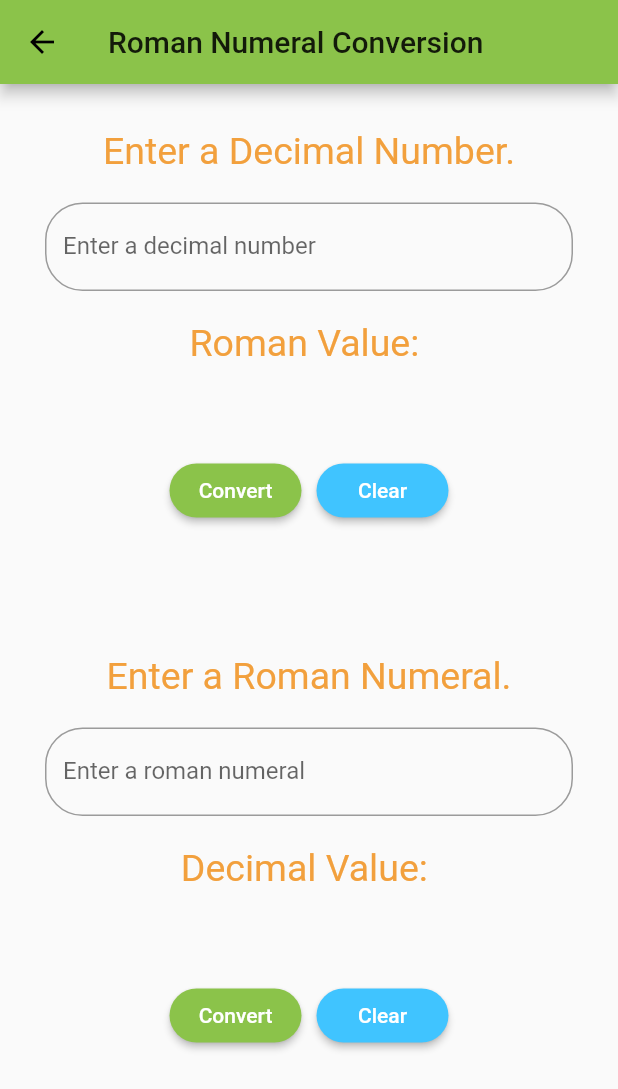
After one commit to fordp/romannumerals, a Flutter app: the RomanConversion screen opened directly, on a phone screen of 412 x 824 dp. The commit adds this screen. Shown: the top 1089 px of the screen. Run offline on Flutter 3.47's test engine with Material 2 defaults, Android fonts, the phone set to English and light mode, and no system bars; Roboto replaces fonts that are missing (Arvo).

Commit message:
Changed to single page for roman conversion.

```diff
--- a/lib/pages/decimal_to_roman.dart
+++ b/lib/pages/decimal_to_roman.dart
@@ -44,7 +44,9 @@ class _DecimalToRomanState extends State<DecimalToRoman> {
   }
 
   Widget textboxEntryArea() {
-    return new TextField(
+    return new Padding(
+      padding: const EdgeInsets.only(left: 20.0, right: 20.0),
+      child: new TextField(
         textInputAction: TextInputAction.go,
         decoration: new InputDecoration(
           labelText: "Enter a decimal number",
@@ -60,6 +62,7 @@ class _DecimalToRomanState extends State<DecimalToRoman> {
             }),
         keyboardType: TextInputType.number,
         style: new TextStyle(fontFamily: "Arvo"),
+      ),
     );
   }
 
@@ -93,7 +96,7 @@ class _DecimalToRomanState extends State<DecimalToRoman> {
 
   Widget convertButton() {
     return Padding(
-      padding: const EdgeInsets.all(10.0),
+      padding: const EdgeInsets.all(5.0),
       child: Builder(
         builder: (context) {
           return RaisedButton(
@@ -149,13 +152,13 @@ class _DecimalToRomanState extends State<DecimalToRoman> {
 
   Widget createConversionArea(BuildContext context) {
     return Container(
-      padding: EdgeInsets.all(30.0),
+      padding: EdgeInsets.all(10.0),
       // color: Colors.white,
       child: new Container(
         child: new Center(
           child: new Column(
             children: [
-              paddingEdgeInsetsTop(40.0),
+              paddingEdgeInsetsTop(20.0),
               new Text(
                 'Enter a Decimal Number.',
                 style:
--- a/lib/pages/home_page.dart
+++ b/lib/pages/home_page.dart
@@ -1,7 +1,8 @@
 import 'package:flutter/material.dart';
 
-import './decimal_to_roman.dart';
-import './roman_to_decimal.dart';
+// import './decimal_to_roman.dart';
+// import './roman_to_decimal.dart';
+import './roman_conversion.dart';
 
 class MyHomePage extends StatefulWidget {
   MyHomePage({Key key, this.title}) : super(key: key);
@@ -38,7 +39,7 @@ class _MyHomePageState extends State<MyHomePage> {
   Widget createBodyText() {
     return Flexible(
       child: new Text(
-        'This app will convert numbers between decimal and roman numerals.',
+        'This app does many numeric conversions.',
         style: TextStyle(
           fontFamily: 'Arvo',
           fontWeight: FontWeight.bold,
@@ -49,11 +50,49 @@ class _MyHomePageState extends State<MyHomePage> {
     );
   }
 
-  Widget createDecimalToRomanButton() {
+  // Widget createDecimalToRomanButton() {
+  //   return Container(
+  //     child: RaisedButton(
+  //       child: Text(
+  //         'Convert Decimal to Roman',
+  //         style: TextStyle(color: Colors.white),
+  //       ),
+  //       shape: new RoundedRectangleBorder(borderRadius: new BorderRadius.circular(25.0)),
+  //       color: Colors.lightGreen,
+  //       onPressed: () {
+  //         Navigator.push(
+  //           context,
+  //           MaterialPageRoute(builder: (context) => DecimalToRoman()),
+  //         );
+  //       },
+  //     ),
+  //   );
+  // }
+
+  // Widget createRomanToDecimalButton() {
+  //   return Container(
+  //     child: RaisedButton(
+  //       child: Text(
+  //         'Convert Roman to Decimal',
+  //         style: TextStyle(color: Colors.white),
+  //       ),
+  //       shape: new RoundedRectangleBorder(borderRadius: new BorderRadius.circular(25.0)),
+  //       color: Colors.lightGreen,
+  //       onPressed: () {
+  //         Navigator.push(
+  //           context,
+  //           MaterialPageRoute(builder: (context) => RomanToDecimal()),
+  //         );
+  //       },
+  //     ),
+  //   );
+  // }
+
+  Widget createRomanConversionButton() {
     return Container(
       child: RaisedButton(
         child: Text(
-          'Convert Decimal to Roman',
+          'Roman Conversion',
           style: TextStyle(color: Colors.white),
         ),
         shape: new RoundedRectangleBorder(borderRadius: new BorderRadius.circular(25.0)),
@@ -61,26 +100,7 @@ class _MyHomePageState extends State<MyHomePage> {
         onPressed: () {
           Navigator.push(
             context,
-            MaterialPageRoute(builder: (context) => DecimalToRoman()),
-          );
-        },
-      ),
-    );
-  }
-
-  Widget createRomanToDecimalButton() {
-    return Container(
-      child: RaisedButton(
-        child: Text(
-          'Convert Roman to Decimal',
-          style: TextStyle(color: Colors.white),
-        ),
-        shape: new RoundedRectangleBorder(borderRadius: new BorderRadius.circular(25.0)),
-        color: Colors.lightGreen,
-        onPressed: () {
-          Navigator.push(
-            context,
-            MaterialPageRoute(builder: (context) => RomanToDecimal()),
+            MaterialPageRoute(builder: (context) => RomanConversion()),
           );
         },
       ),
@@ -101,23 +121,33 @@ class _MyHomePageState extends State<MyHomePage> {
             ],
           ),
         ),
-        new Container(
-          padding: EdgeInsets.only(left: 30.0, right: 30.0),
-          child: new Row(
-            crossAxisAlignment: CrossAxisAlignment.start,
-            mainAxisAlignment: MainAxisAlignment.center,
-            children: <Widget>[
-              createDecimalToRomanButton(),
-            ],
-          ),
-        ),
+        // new Container(
+        //   padding: EdgeInsets.only(left: 30.0, right: 30.0),
+        //   child: new Row(
+        //     crossAxisAlignment: CrossAxisAlignment.start,
+        //     mainAxisAlignment: MainAxisAlignment.center,
+        //     children: <Widget>[
+        //       createDecimalToRomanButton(),
+        //     ],
+        //   ),
+        // ),
+        // new Container(
+        //   padding: EdgeInsets.only(top: 30.0, left: 30.0, right: 30.0),
+        //   child: new Row(
+        //     crossAxisAlignment: CrossAxisAlignment.start,
+        //     mainAxisAlignment: MainAxisAlignment.center,
+        //     children: <Widget>[
+        //       createRomanToDecimalButton(),
+        //     ],
+        //   ),
+        // ),
         new Container(
           padding: EdgeInsets.only(top: 30.0, left: 30.0, right: 30.0),
           child: new Row(
             crossAxisAlignment: CrossAxisAlignment.start,
             mainAxisAlignment: MainAxisAlignment.center,
             children: <Widget>[
-              createRomanToDecimalButton(),
+              createRomanConversionButton(),
             ],
           ),
         ),
--- /dev/null
+++ b/lib/pages/roman_conversion.dart
@@ -0,0 +1,342 @@
+import 'package:flutter/material.dart';
+import 'package:supacentre_app/widgets/helpers/convert_to_decimal.dart';
+import '../widgets/helpers/convert_to_roman.dart';
+
+class RomanConversion extends StatefulWidget {
+  @override
+  State<StatefulWidget> createState() {
+    return _RomanConversionState();
+  }
+}
+
+class _RomanConversionState extends State<RomanConversion> {
+  String _roman = "";
+  String _dec = "";
+
+  Widget createAppBar() {
+    return AppBar(
+      title: Text("Roman Numeral Conversion"),
+    );
+  }
+
+  Color hexToColor(String code) {
+    return new Color(int.parse(code.substring(1, 7), radix: 16) + 0xFF000000);
+  }
+
+  final myDecController = new TextEditingController();
+  final myRomanController = new TextEditingController();
+
+  void submitConvertNumber(BuildContext context) {
+    setState(() {
+      var theNum = myDecController.text;
+      if (theNum.length == 0) {
+        _roman = "Enter a Number.";
+      } else {
+        var dtr = new ConvertDecimalToRoman();
+        var aa = dtr.decimalToRoman(int.tryParse(theNum));
+        _roman = "$aa";
+      }
+    });
+  }
+
+  void submitConvertRoman(BuildContext context) {
+    setState(() {
+      var theNum = myRomanController.text;
+      if (theNum.length == 0) {
+        _dec = "Enter a Roman Numeral.";
+      } else {
+        var dtr = new ConvertRomanToDecimal();
+        var aa = dtr.romanToDecimal(theNum);
+        _dec = "$aa";
+      }
+    });
+  }
+
+  void submitClearNumber(BuildContext context) {
+    setState(() {
+      myDecController.text = "";
+      _roman = "";
+    });
+  }
+
+  void submitClearRoman(BuildContext context) {
+    setState(() {
+      myRomanController.text = "";
+      _dec = "";
+    });
+  }
+
+  Widget textboxDecimalEntryArea() {
+    return new Padding(
+      padding: const EdgeInsets.only(left: 20.0, right: 20.0),
+      child: new TextField(
+        textInputAction: TextInputAction.go,
+        decoration: new InputDecoration(
+          labelText: "Enter a decimal number",
+          fillColor: Colors.white,
+          border: new OutlineInputBorder(
+            borderRadius: new BorderRadius.circular(25.0),
+            borderSide: new BorderSide(),
+          ),
+        ),
+        controller: myDecController,
+        onChanged: (v) => setState(() {
+              //_roman = v;
+            }),
+        keyboardType: TextInputType.number,
+        style: new TextStyle(fontFamily: "Arvo"),
+      ),
+    );
+  }
+
+  Widget textboxRomanEntryArea() {
+    return new TextField(
+      textInputAction: TextInputAction.go,
+      decoration: new InputDecoration(
+        labelText: "Enter a roman numeral",
+        fillColor: Colors.white,
+        border: new OutlineInputBorder(
+          borderRadius: new BorderRadius.circular(25.0),
+          borderSide: new BorderSide(),
+        ),
+      ),
+      controller: myRomanController,
+      onChanged: (v) => setState(() {
+            //_roman = v;
+          }),
+      keyboardType: TextInputType.number,
+      style: new TextStyle(fontFamily: "Arvo"),
+    );
+  }
+
+  Widget conversionDecimalResultAreaText() {
+    return Padding(
+      padding: const EdgeInsets.only(top: 20.0),
+      child: new Text(
+        "Roman Value: ",
+        style: TextStyle(
+          fontSize: 25,
+          color: hexToColor("#F2A03D"),
+          // fontWeight: FontWeight.bold,
+        ),
+      ),
+    );
+  }
+
+  Widget conversionRomanResultAreaText() {
+    return Padding(
+      padding: const EdgeInsets.only(top: 20.0),
+      child: new Text(
+        "Decimal Value: ",
+        style: TextStyle(
+          fontSize: 25,
+          color: hexToColor("#F2A03D"),
+          // fontWeight: FontWeight.bold,
+        ),
+      ),
+    );
+  }
+
+  Widget conversionDecimalResultAreaResult() {
+    return Padding(
+      padding: const EdgeInsets.all(10.0),
+      child: new Text(
+        _roman,
+        style: TextStyle(
+          fontWeight: FontWeight.bold,
+          fontSize: 30,
+          color: Colors.redAccent,
+        ),
+      ),
+    );
+  }
+
+  Widget conversionRomanResultAreaResult() {
+    return Padding(
+      padding: const EdgeInsets.all(10.0),
+      child: new Text(
+        _dec,
+        style: TextStyle(
+          fontWeight: FontWeight.bold,
+          fontSize: 30,
+          color: Colors.redAccent,
+        ),
+      ),
+    );
+  }
+
+  Widget convertDecimalButton() {
+    return Padding(
+      padding: const EdgeInsets.all(5.0),
+      child: Builder(
+        builder: (context) {
+          return RaisedButton(
+            onPressed: () => submitConvertNumber(context),
+            color: Colors.lightGreen,
+            child: Text(
+              'Convert',
+              style: TextStyle(color: Colors.white),
+            ),
+            shape: new RoundedRectangleBorder(
+                borderRadius: new BorderRadius.circular(25.0)),
+          );
+        },
+      ),
+    );
+  }
+
+  Widget convertRomanButton() {
+    return Padding(
+      padding: const EdgeInsets.all(5.0),
+      child: Builder(
+        builder: (context) {
+          return RaisedButton(
+            onPressed: () => submitConvertRoman(context),
+            color: Colors.lightGreen,
+            child: Text(
+              'Convert',
+              style: TextStyle(color: Colors.white),
+            ),
+            shape: new RoundedRectangleBorder(
+                borderRadius: new BorderRadius.circular(25.0)),
+          );
+        },
+      ),
+    );
+  }
+
+  Widget clearDecimalButton() {
+    return Padding(
+      padding: const EdgeInsets.all(5.0),
+      child: Builder(
+        builder: (context) {
+          return RaisedButton(
+            onPressed: () => submitClearNumber(context),
+            color: Colors.lightBlueAccent,
+            child: Text(
+              'Clear',
+              style: TextStyle(color: Colors.white),
+            ),
+            shape: new RoundedRectangleBorder(
+                borderRadius: new BorderRadius.circular(25.0)),
+          );
+        },
+      ),
+    );
+  }
+
+  Widget clearRomanButton() {
+    return Padding(
+      padding: const EdgeInsets.all(5.0),
+      child: Builder(
+        builder: (context) {
+          return RaisedButton(
+            onPressed: () => submitClearRoman(context),
+            color: Colors.lightBlueAccent,
+            child: Text(
+              'Clear',
+              style: TextStyle(color: Colors.white),
+            ),
+            shape: new RoundedRectangleBorder(
+                borderRadius: new BorderRadius.circular(25.0)),
+          );
+        },
+      ),
+    );
+  }
+
+  Widget decimalButtonArea() {
+    return Row(
+      mainAxisAlignment: MainAxisAlignment.center,
+      children: <Widget>[
+        convertDecimalButton(),
+        clearDecimalButton(),
+      ],
+    );
+  }
+
+  Widget romanButtonArea() {
+    return Row(
+      mainAxisAlignment: MainAxisAlignment.center,
+      children: <Widget>[
+        convertRomanButton(),
+        clearRomanButton(),
+      ],
+    );
+  }
+
+  Widget paddingEdgeInsetsTop(var number) {
+    return new Padding(
+      padding: EdgeInsets.only(top: number),
+    );
+  }
+
+  Widget createDecimalConversionArea(BuildContext context) {
+    return Container(
+      padding: EdgeInsets.all(10.0),
+      // color: Colors.white,
+      child: new Container(
+        child: new Center(
+          child: new Column(
+            children: [
+              paddingEdgeInsetsTop(20.0),
+              new Text(
+                'Enter a Decimal Number.',
+                style:
+                    new TextStyle(color: hexToColor("#F2A03D"), fontSize: 25.0),
+              ),
+              paddingEdgeInsetsTop(20.0),
+              textboxDecimalEntryArea(),
+              conversionDecimalResultAreaText(),
+              conversionDecimalResultAreaResult(),
+              decimalButtonArea(),
+            ],
+          ),
+        ),
+      ),
+    );
+  }
+
+  Widget createRomanConversionArea(BuildContext context) {
+    return Container(
+      padding: EdgeInsets.all(30.0),
+      // color: Colors.white,
+      child: new Container(
+        child: new Center(
+          child: new Column(
+            children: [
+              paddingEdgeInsetsTop(40.0),
+              new Text(
+                'Enter a Roman Numeral.',
+                style:
+                    new TextStyle(color: hexToColor("#F2A03D"), fontSize: 25.0),
+              ),
+              paddingEdgeInsetsTop(20.0),
+              textboxRomanEntryArea(),
+              conversionRomanResultAreaText(),
+              conversionRomanResultAreaResult(),
+              romanButtonArea(),
+            ],
+          ),
+        ),
+      ),
+    );
+  }
+
+  Widget createBody(BuildContext context) {
+    return ListView(
+      children: <Widget>[
+        createDecimalConversionArea(context),
+        createRomanConversionArea(context)
+      ],
+    );
+  }
+
+  @override
+  Widget build(BuildContext context) {
+    return Scaffold(
+      appBar: createAppBar(),
+      body: createBody(context),
+    );
+  }
+}
--- /dev/null
+++ b/lib/widgets/decimal_to_roman.dart
@@ -0,0 +1,5 @@
+import 'package:flutter/material.dart';
+import '../widgets/helpers/convert_to_roman.dart';
+
+class DecimalToRomanSection {
+}
```
Lines whose indentation alone changed are shown as unchanged.
